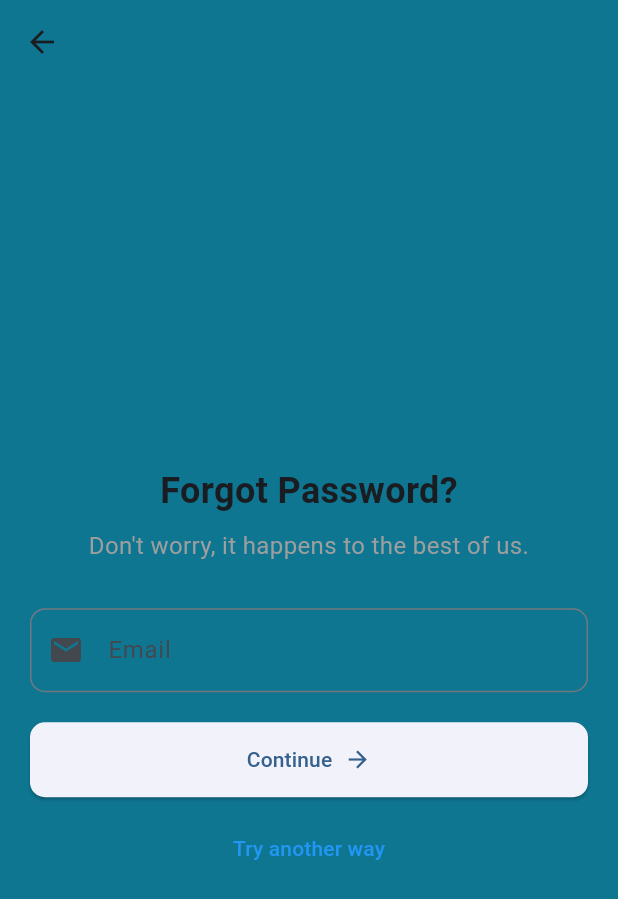
After one commit to TeleGrammy/CrossPlatform, a Flutter app: the ForgotPasswordScreen screen opened by its route, on a phone screen of 412 x 824 dp. The commit adds this screen. Shown: the top 899 px of the screen. Run offline on Flutter 3.47's test engine with Material 3 defaults, Android fonts, the phone set to English and light mode, and no system bars; our stand-ins replace bloc, dartz, dio, firebase_auth, firebase_core, flutter_bloc and 8 more; missing offline and left inert: dart:ffi, flutter_facebook_auth, flutter_web_auth, webview_flutter_plus; accounts and stored records are empty.

Commit message:
add reset password functionality

```diff
--- a/telegrammy/lib/cores/routes/app_routes.dart
+++ b/telegrammy/lib/cores/routes/app_routes.dart
@@ -8,6 +8,7 @@ import 'package:telegrammy/cores/services/service_locator.dart';
 import 'package:telegrammy/cores/services/token_storage_service.dart';
 import 'package:telegrammy/features/auth/presentation/view_models/cubit/signup_cubit.dart';
 import 'package:telegrammy/features/auth/presentation/views/account_verification_view/account_verification_view.dart';
+import 'package:telegrammy/features/auth/presentation/views/reset_password.dart';
 import 'package:telegrammy/features/auth/presentation/views/signup_view/signup_view.dart';
 
 class AppRoutes {
@@ -67,6 +68,11 @@ class AppRoutes {
         path: '/',
         builder: (context, state) => HomeView(),
       ),
+      GoRoute(
+        name: RouteNames.resetPassword,
+        path: '/reset-password',
+        builder: (context, state) => ForgotPasswordScreen(),
+      ),
     ],
   );
 }
--- a/telegrammy/lib/cores/routes/routes_name.dart
+++ b/telegrammy/lib/cores/routes/routes_name.dart
@@ -4,4 +4,5 @@ class RouteNames {
   static String login = 'login';
   static String home = 'home';
   static String splash = 'splash';
+  static String resetPassword = 'resetPassword';
 }
--- a/telegrammy/lib/cores/services/service_locator.dart
+++ b/telegrammy/lib/cores/services/service_locator.dart
@@ -1,5 +1,7 @@
 import 'package:dio/dio.dart';
+import 'package:flutter_secure_storage/flutter_secure_storage.dart';
 import 'package:get_it/get_it.dart';
+import 'package:telegrammy/cores/routes/routes_name.dart';
 import 'package:telegrammy/cores/services/api_service.dart';
 import 'package:telegrammy/cores/services/token_storage_service.dart';
 import 'package:telegrammy/features/auth/data/repos/auth_repo_implemention.dart';
@@ -8,7 +10,10 @@ final getit = GetIt.instance;
 
 void setupServiceLocator() {
   getit.registerSingleton<ApiService>(ApiService(dio: Dio()));
+  getit.registerSingleton<Dio>(Dio());
   getit.registerSingleton<AuthRepoImplemention>(
       AuthRepoImplemention(apiService: getit.get<ApiService>()));
   getit.registerSingleton<TokenStorageService>(TokenStorageService());
+  getit.registerSingleton<FlutterSecureStorage>(FlutterSecureStorage());
+  getit.registerSingleton<RouteNames>(RouteNames());
 }
--- /dev/null
+++ b/telegrammy/lib/features/auth/presentation/views/reset_password.dart
@@ -0,0 +1,101 @@
+import 'package:flutter/material.dart';
+import 'package:flutter_svg/flutter_svg.dart';
+import 'package:go_router/go_router.dart';
+import 'package:telegrammy/cores/routes/app_routes.dart';
+import 'package:telegrammy/cores/routes/routes_name.dart';
+
+class ForgotPasswordScreen extends StatelessWidget {
+  final TextEditingController _emailController = TextEditingController();
+
+  void resetPassword(){
+
+  }
+
+  @override
+  Widget build(BuildContext context) {
+    return Scaffold(
+      appBar: AppBar(
+        leading: IconButton(
+          icon: Icon(Icons.arrow_back),
+          onPressed: () => context.goNamed(RouteNames.login),
+        ),
+        backgroundColor: Colors.transparent,
+        elevation: 0,
+      ),
+      body: Padding(
+        padding: const EdgeInsets.symmetric(horizontal: 20.0),
+        child: Column(
+          mainAxisAlignment: MainAxisAlignment.center,
+          children: [
+            // Illustration
+            // SvgPicture.asset(
+            //   'assets/forgot_password_illustration.svg', // Replace with your SVG path
+            //   height: 150,
+            // ),
+            SizedBox(height: 20),
+            // Title
+            Text(
+              'Forgot Password?',
+              style: TextStyle(
+                fontSize: 24,
+                fontWeight: FontWeight.bold,
+              ),
+            ),
+            SizedBox(height: 8),
+            // Subtitle
+            Text(
+              "Don't worry, it happens to the best of us.",
+              textAlign: TextAlign.center,
+              style: TextStyle(fontSize: 16, color: Colors.grey),
+            ),
+            SizedBox(height: 30),
+            // Email Input Field
+            TextFormField(
+              controller: _emailController,
+              keyboardType: TextInputType.emailAddress,
+              decoration: InputDecoration(
+                labelText: 'Email',
+                border: OutlineInputBorder(
+                  borderRadius: BorderRadius.circular(10),
+                ),
+                prefixIcon: Icon(Icons.email),
+              ),
+            ),
+            SizedBox(height: 20),
+            // Continue Button
+            ElevatedButton(
+              onPressed: () {
+                // Handle continue action here
+              },
+              style: ElevatedButton.styleFrom(
+                shape: RoundedRectangleBorder(
+                  borderRadius: BorderRadius.circular(10),
+                ),
+                minimumSize: Size(double.infinity, 50),
+              ),
+              child: Row(
+                mainAxisAlignment: MainAxisAlignment.center,
+                children: [
+                  Text('Continue'),
+                  SizedBox(width: 8),
+                  Icon(Icons.arrow_forward),
+                ],
+              ),
+            ),
+            SizedBox(height: 10),
+            // Alternative Option
+            TextButton(
+              onPressed: () {
+                // Handle 'Try another way' action here
+              },
+              child: Text(
+                'Try another way',
+                style: TextStyle(color: Colors.blue),
+              ),
+            ),
+          ],
+        ),
+      ),
+    );
+  }
+}
--- a/telegrammy/pubspec.yaml
+++ b/telegrammy/pubspec.yaml
@@ -51,6 +51,8 @@ dependencies:
   bloc: ^8.1.4
   webview_flutter_plus: ^0.3.0+2
   meta: ^1.15.0
+  flutter_dotenv: ^5.2.1
+  flutter_svg: ^2.0.10+1
 
 dev_dependencies:
   flutter_test:
```
Also changed, not shown: telegrammy/lib/cores/services/api_service.dart (+78 -51 lines), telegrammy/lib/features/auth/presentation/widgets/form_login.dart (+21 -17 lines), telegrammy/pubspec.lock, 1 other file.
